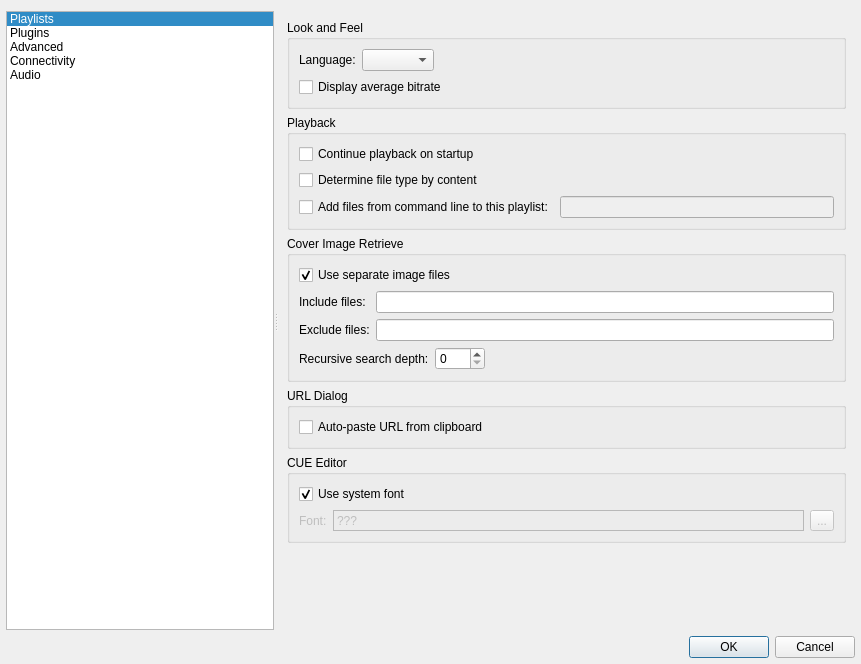
This is src/qmmpui/forms/configdialog.ui in RavilesX/x-AMP as Qt 5 draws it before an edit. The edited form follows.
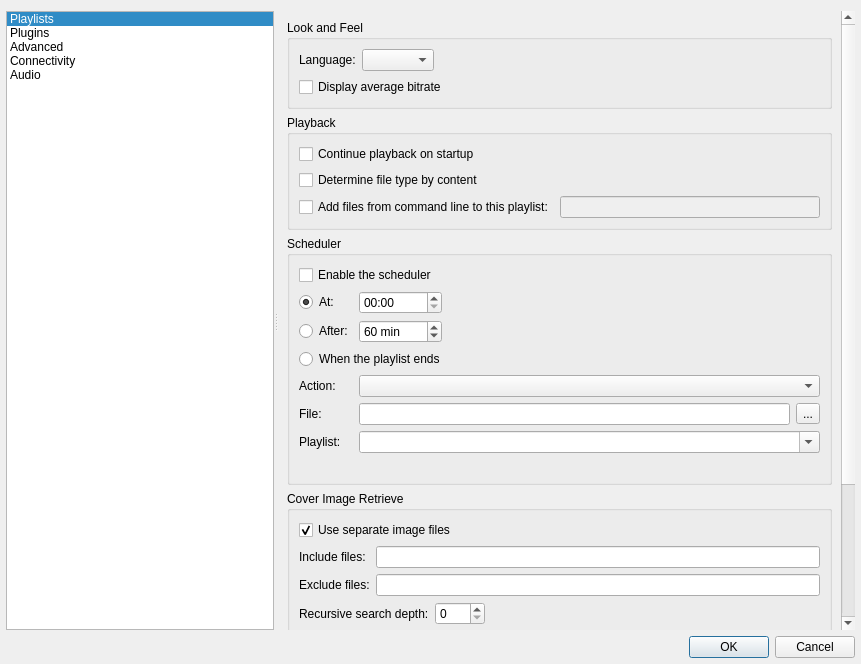
This is the edited form. The open tabs and pages were chosen to show the change. Icons and pictures are not drawn.

Commit message: se agrega glifo para el scheduler, se corrige bug de alt+F4

```diff
--- a/src/qmmpui/forms/configdialog.ui
+++ b/src/qmmpui/forms/configdialog.ui
@@ -489,6 +489,31 @@
       </widget>
       <widget class="QWidget" name="page_2">
        <layout class="QVBoxLayout" name="verticalLayout_5">
+        <property name="spacing">
+         <number>0</number>
+        </property>
+        <property name="leftMargin">
+         <number>0</number>
+        </property>
+        <property name="topMargin">
+         <number>0</number>
+        </property>
+        <property name="rightMargin">
+         <number>0</number>
+        </property>
+        <property name="bottomMargin">
+         <number>0</number>
+        </property>
+        <item>
+         <widget class="QScrollArea" name="advancedScrollArea">
+          <property name="widgetResizable">
+           <bool>true</bool>
+          </property>
+          <property name="frameShape">
+           <enum>QFrame::NoFrame</enum>
+          </property>
+          <widget class="QWidget" name="advancedScrollAreaContents">
+           <layout class="QVBoxLayout" name="verticalLayout_51">
         <item>
          <widget class="QGroupBox" name="groupBox">
           <property name="title">
@@ -575,6 +600,147 @@
           </layout>
          </widget>
         </item>
+        <item>
+         <widget class="QGroupBox" name="schedulerGroupBox">
+          <property name="title">
+           <string>Scheduler</string>
+          </property>
+          <property name="toolTip">
+           <string>Runs a single action once and then switches itself off.</string>
+          </property>
+          <layout class="QGridLayout" name="gridLayout_71">
+           <item row="0" column="0" colspan="3">
+            <widget class="QCheckBox" name="schedulerCheckBox">
+             <property name="text">
+              <string>Enable the scheduler</string>
+             </property>
+            </widget>
+           </item>
+           <item row="1" column="0">
+            <widget class="QRadioButton" name="atTimeRadioButton">
+             <property name="text">
+              <string>At:</string>
+             </property>
+             <property name="checked">
+              <bool>true</bool>
+             </property>
+            </widget>
+           </item>
+           <item row="1" column="1">
+            <widget class="QTimeEdit" name="schedulerTimeEdit">
+             <property name="displayFormat">
+              <string>HH:mm</string>
+             </property>
+            </widget>
+           </item>
+           <item row="1" column="2">
+            <spacer name="horizontalSpacer_10">
+             <property name="orientation">
+              <enum>Qt::Horizontal</enum>
+             </property>
+             <property name="sizeHint" stdset="0">
+              <size>
+               <width>40</width>
+               <height>20</height>
+              </size>
+             </property>
+            </spacer>
+           </item>
+           <item row="2" column="0">
+            <widget class="QRadioButton" name="afterRadioButton">
+             <property name="text">
+              <string>After:</string>
+             </property>
+            </widget>
+           </item>
+           <item row="2" column="1">
+            <widget class="QSpinBox" name="schedulerIntervalSpinBox">
+             <property name="suffix">
+              <string> min</string>
+             </property>
+             <property name="minimum">
+              <number>1</number>
+             </property>
+             <property name="maximum">
+              <number>10080</number>
+             </property>
+             <property name="value">
+              <number>60</number>
+             </property>
+            </widget>
+           </item>
+           <item row="3" column="0" colspan="3">
+            <widget class="QRadioButton" name="playListEndRadioButton">
+             <property name="text">
+              <string>When the playlist ends</string>
+             </property>
+             <property name="toolTip">
+              <string>The &quot;Repeat All&quot; option is ignored, so playback stops at the end of the playlist.</string>
+             </property>
+            </widget>
+           </item>
+           <item row="4" column="0">
+            <widget class="QLabel" name="schedulerActionLabel">
+             <property name="text">
+              <string>Action:</string>
+             </property>
+            </widget>
+           </item>
+           <item row="4" column="1" colspan="2">
+            <widget class="QComboBox" name="schedulerActionComboBox">
+             <property name="sizePolicy">
+              <sizepolicy hsizetype="Preferred" vsizetype="Fixed">
+               <horstretch>0</horstretch>
+               <verstretch>0</verstretch>
+              </sizepolicy>
+             </property>
+            </widget>
+           </item>
+           <item row="5" column="0">
+            <widget class="QLabel" name="schedulerFileLabel">
+             <property name="text">
+              <string>File:</string>
+             </property>
+            </widget>
+           </item>
+           <item row="5" column="1" colspan="2">
+            <layout class="QHBoxLayout" name="horizontalLayout_20">
+             <item>
+              <widget class="QLineEdit" name="schedulerFileLineEdit"/>
+             </item>
+             <item>
+              <widget class="QToolButton" name="schedulerFileButton">
+               <property name="text">
+                <string>...</string>
+               </property>
+              </widget>
+             </item>
+            </layout>
+           </item>
+           <item row="6" column="0">
+            <widget class="QLabel" name="schedulerPlayListLabel">
+             <property name="text">
+              <string>Playlist:</string>
+             </property>
+            </widget>
+           </item>
+           <item row="6" column="1" colspan="2">
+            <widget class="QComboBox" name="schedulerPlayListComboBox">
+             <property name="editable">
+              <bool>true</bool>
+             </property>
+            </widget>
+           </item>
+           <item row="7" column="0" colspan="3">
+            <widget class="QLabel" name="schedulerStatusLabel">
+             <property name="text">
+              <string/>
+             </property>
+            </widget>
+           </item>
+          </layout>
+         </widget>
+        </item>
         <item>
          <widget class="QGroupBox" name="groupBox_9">
           <property name="title">
@@ -761,6 +927,10 @@
            </size>
           </property>
          </spacer>
+        </item>
+           </layout>
+          </widget>
+         </widget>
         </item>
        </layout>
       </widget>
```
The commit also changes 299 other files.
